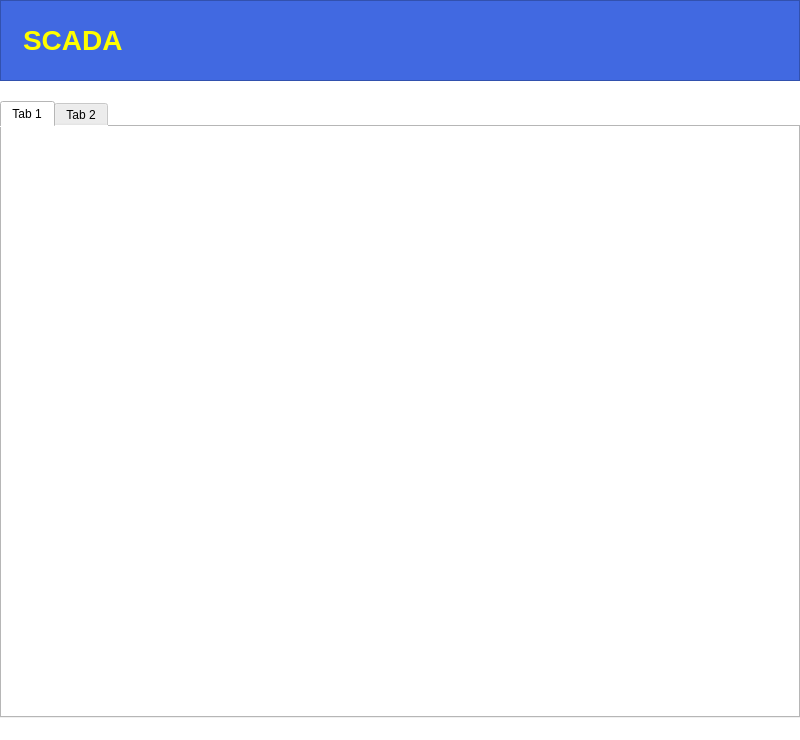
Old version of the form app/forms/MainForm.ui in the repository AlejandroA714/scada-desktop.
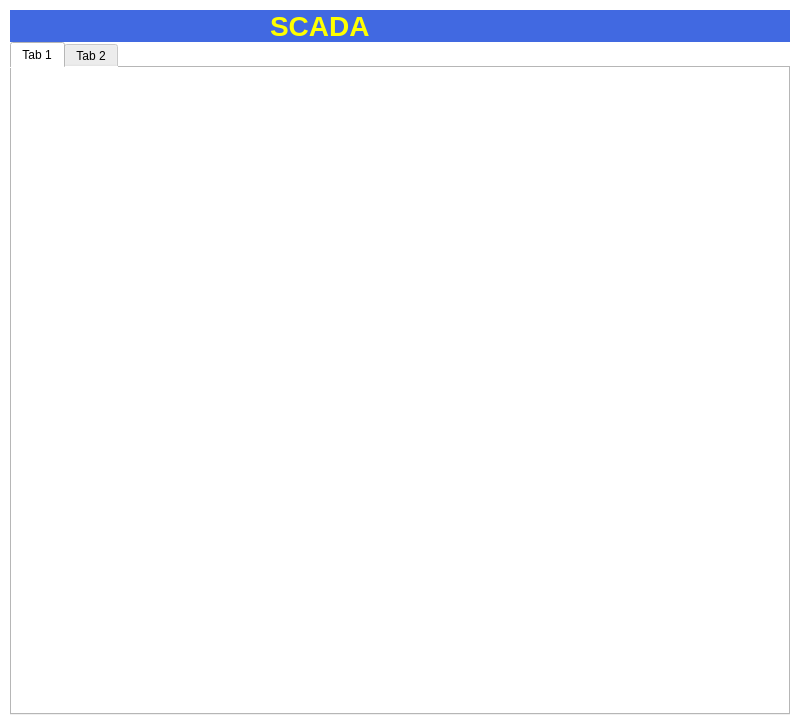
New version of the form. Icons and pictures are not drawn.

What changed in the file:
```diff
--- a/app/forms/MainForm.ui
+++ b/app/forms/MainForm.ui
@@ -7,7 +7,7 @@
     <x>0</x>
     <y>0</y>
     <width>800</width>
-    <height>740</height>
+    <height>725</height>
    </rect>
   </property>
   <property name="sizePolicy">
@@ -41,68 +41,37 @@
      <number>0</number>
     </property>
     <property name="leftMargin">
-     <number>0</number>
+     <number>10</number>
     </property>
     <property name="topMargin">
-     <number>0</number>
+     <number>10</number>
     </property>
     <property name="rightMargin">
-     <number>0</number>
+     <number>10</number>
     </property>
     <property name="bottomMargin">
-     <number>0</number>
+     <number>10</number>
     </property>
     <item>
-     <widget class="QFrame" name="frame_2">
-      <property name="sizePolicy">
-       <sizepolicy hsizetype="Preferred" vsizetype="Maximum">
-        <horstretch>0</horstretch>
-        <verstretch>81</verstretch>
-       </sizepolicy>
-      </property>
-      <property name="minimumSize">
-       <size>
-        <width>0</width>
-        <height>81</height>
-       </size>
-      </property>
-      <property name="styleSheet">
-       <string notr="true">background-color: rgb(65, 105, 225);</string>
-      </property>
-      <property name="frameShape">
-       <enum>QFrame::StyledPanel</enum>
-      </property>
-      <property name="frameShadow">
-       <enum>QFrame::Raised</enum>
-      </property>
       <layout class="QGridLayout" name="gridLayout">
-       <item row="0" column="0">
-        <widget class="QLabel" name="label_9">
-         <property name="sizePolicy">
-          <sizepolicy hsizetype="Maximum" vsizetype="Preferred">
-           <horstretch>0</horstretch>
-           <verstretch>0</verstretch>
-          </sizepolicy>
-         </property>
-         <property name="styleSheet">
-          <string notr="true">background-color: rgb(65, 105, 225);</string>
-         </property>
-         <property name="text">
-          <string/>
-         </property>
-         <property name="pixmap">
-          <pixmap resource="../resources/resources.qrc">:/source/img/iiie.png</pixmap>
-         </property>
-         <property name="scaledContents">
-          <bool>false</bool>
-         </property>
-         <property name="alignment">
-          <set>Qt::AlignCenter</set>
-         </property>
-        </widget>
-       </item>
-       <item row="0" column="1">
+      <property name="spacing">
+       <number>0</number>
+      </property>
+      <item row="3" column="3">
         <widget class="QLabel" name="label_8">
+        <property name="styleSheet">
+         <string notr="true">background-color: rgb(65, 105, 225);</string>
+        </property>
+        <property name="text">
+         <string/>
+        </property>
+        <property name="pixmap">
+         <pixmap resource="../resources/resources.qrc">:/source/img/logo.png</pixmap>
+        </property>
+       </widget>
+      </item>
+      <item row="3" column="1">
+       <widget class="QLabel" name="label_9">
          <property name="font">
           <font>
            <pointsize>21</pointsize>
@@ -121,39 +90,7 @@
          </property>
         </widget>
        </item>
-       <item row="0" column="3">
-        <widget class="QPushButton" name="btnExit">
-         <property name="sizePolicy">
-          <sizepolicy hsizetype="Fixed" vsizetype="Fixed">
-           <horstretch>0</horstretch>
-           <verstretch>1</verstretch>
-          </sizepolicy>
-         </property>
-         <property name="text">
-          <string/>
-         </property>
-         <property name="icon">
-          <iconset resource="../resources/resources.qrc">
-           <normaloff>:/source/img/Cancelar.png</normaloff>:/source/img/Cancelar.png</iconset>
-         </property>
-         <property name="iconSize">
-          <size>
-           <width>24</width>
-           <height>24</height>
-          </size>
-         </property>
-         <property name="autoDefault">
-          <bool>false</bool>
-         </property>
-         <property name="default">
-          <bool>false</bool>
-         </property>
-         <property name="flat">
-          <bool>true</bool>
-         </property>
-        </widget>
-       </item>
-       <item row="0" column="2">
+      <item row="3" column="0">
         <widget class="QLabel" name="label_10">
          <property name="styleSheet">
           <string notr="true">background-color: rgb(65, 105, 225);</string>
@@ -162,42 +99,100 @@
           <string/>
          </property>
          <property name="pixmap">
-          <pixmap resource="../resources/resources.qrc">:/source/img/logo.png</pixmap>
-         </property>
-         <property name="scaledContents">
-          <bool>false</bool>
-         </property>
-         <property name="alignment">
-          <set>Qt::AlignRight|Qt::AlignTrailing|Qt::AlignVCenter</set>
+         <pixmap resource="../resources/resources.qrc">:/source/img/iiie.png</pixmap>
          </property>
         </widget>
        </item>
       </layout>
-     </widget>
     </item>
     <item>
-     <layout class="QVBoxLayout" name="verticalLayout_3">
-      <item>
-       <spacer name="horizontalSpacer">
-        <property name="orientation">
-         <enum>Qt::Horizontal</enum>
-        </property>
-        <property name="sizeHint" stdset="0">
-         <size>
-          <width>40</width>
-          <height>20</height>
-         </size>
-        </property>
-       </spacer>
-      </item>
+     <layout class="QVBoxLayout" name="verticalLayout">
       <item>
        <widget class="QTabWidget" name="tabWidget">
         <widget class="QWidget" name="tab">
          <attribute name="title">
           <string>Tab 1</string>
          </attribute>
-        </widget>
-        <widget class="QWidget" name="tab_2">
+         <widget class="QPushButton" name="btnExit_4">
+          <property name="geometry">
+           <rect>
+            <x>220</x>
+            <y>330</y>
+            <width>24</width>
+            <height>24</height>
+           </rect>
+          </property>
+          <property name="text">
+           <string/>
+          </property>
+          <property name="icon">
+           <iconset resource="../resources/resources.qrc">
+            <normaloff>:/source/img/min.png</normaloff>:/source/img/min.png</iconset>
+          </property>
+          <property name="iconSize">
+           <size>
+            <width>24</width>
+            <height>24</height>
+           </size>
+          </property>
+          <property name="flat">
+           <bool>true</bool>
+          </property>
+         </widget>
+         <widget class="QPushButton" name="btnExit_2">
+          <property name="geometry">
+           <rect>
+            <x>220</x>
+            <y>240</y>
+            <width>24</width>
+            <height>24</height>
+           </rect>
+          </property>
+          <property name="text">
+           <string/>
+          </property>
+          <property name="icon">
+           <iconset resource="../resources/resources.qrc">
+            <normaloff>:/source/img/close.png</normaloff>:/source/img/close.png</iconset>
+          </property>
+          <property name="iconSize">
+           <size>
+            <width>24</width>
+            <height>24</height>
+           </size>
+          </property>
+          <property name="flat">
+           <bool>true</bool>
+          </property>
+         </widget>
+         <widget class="QPushButton" name="btnExit_3">
+          <property name="geometry">
+           <rect>
+            <x>210</x>
+            <y>290</y>
+            <width>24</width>
+            <height>24</height>
+           </rect>
+          </property>
+          <property name="text">
+           <string/>
+          </property>
+          <property name="icon">
+           <iconset resource="../resources/resources.qrc">
+            <normaloff>:/source/img/max.png</normaloff>:/source/img/max.png</iconset>
+          </property>
+          <property name="iconSize">
+           <size>
+            <width>24</width>
+            <height>24</height>
+           </size>
+          </property>
+          <property name="flat">
+           <bool>true</bool>
+          </property>
+         </widget>
+        </widget>
+        <widget class="QWidget" name="tab_4">
          <attribute name="title">
           <string>Tab 2</string>
          </attribute>
@@ -208,7 +203,6 @@
     </item>
    </layout>
   </widget>
-  <widget class="QStatusBar" name="statusBar"/>
  </widget>
  <resources>
   <include location="../resources/resources.qrc"/>
```
Left out of the diff: 4 changed lines with no effect on the pictures. Lines whose indentation alone changed are shown as unchanged.
